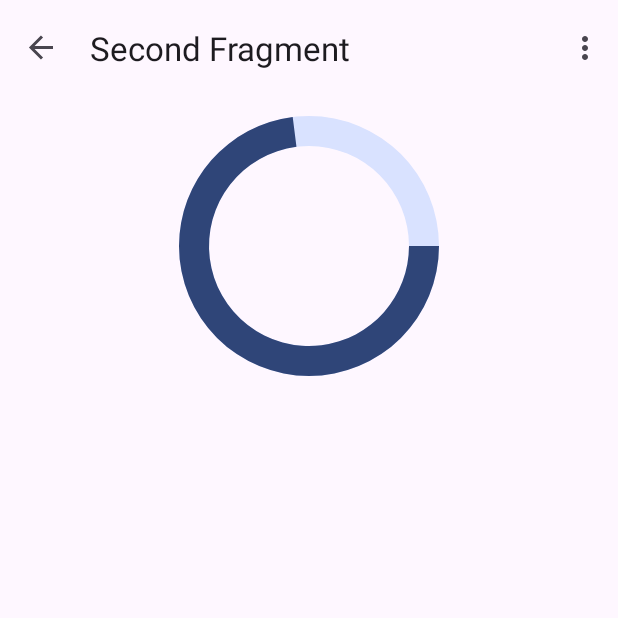
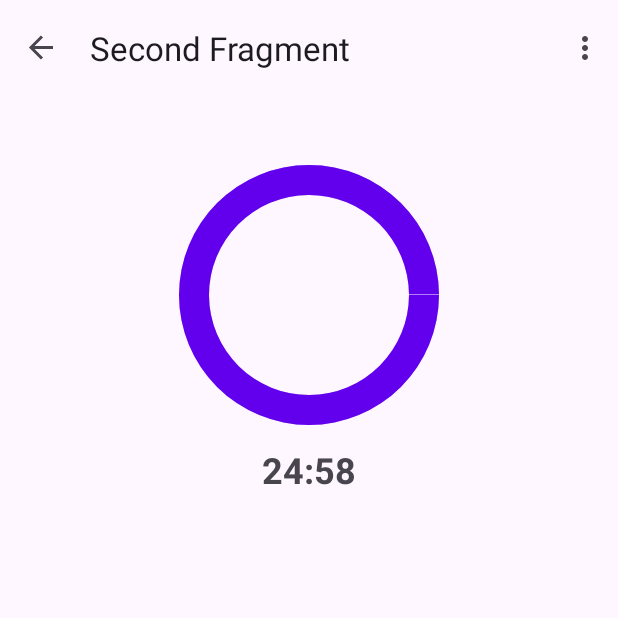
Before and after one commit to Tayeb-shahbakhsh/diligence, an Android app: the PromodoFragment screen opened through its navigation route, on a phone screen of 412 x 824 dp, the top half of it. Run offline under Robolectric (Android 15) with nearby library versions, the phone set to English and light mode, and no system bars; our stand-ins replace navigation-ui; 1 statement that could not run was skipped.

Commit message:
progress var and text view count down completed

```diff
--- a/app/src/main/java/com/example/diligence/ui/promodo/PromodoFragment.kt
+++ b/app/src/main/java/com/example/diligence/ui/promodo/PromodoFragment.kt
@@ -1,17 +1,22 @@
 package com.example.diligence.ui.promodo
 
+import android.animation.ObjectAnimator
+import android.annotation.SuppressLint
 import android.os.Bundle
-import androidx.fragment.app.Fragment
+import android.os.CountDownTimer
 import android.view.LayoutInflater
 import android.view.View
 import android.view.ViewGroup
-import androidx.navigation.fragment.findNavController
+import androidx.fragment.app.Fragment
 import com.example.diligence.databinding.FragmentPromodoBinding
+import com.google.android.material.snackbar.Snackbar
+import java.text.DecimalFormat
+import java.text.NumberFormat
 
 class PromodoFragment : Fragment() {
 
     private var _binding: FragmentPromodoBinding? = null
-
+    private lateinit var timer: CountDownTimer
     // This property is only valid between onCreateView and
     // onDestroyView.
     private val binding get() = _binding!!
@@ -26,16 +31,36 @@ class PromodoFragment : Fragment() {
 
     }
 
+    @SuppressLint("SetTextI18n")
     override fun onViewCreated(view: View, savedInstanceState: Bundle?) {
         super.onViewCreated(view, savedInstanceState)
 
 //        binding.buttonSecond.setOnClickListener {
 //            findNavController().navigate(R.id.action_SecondFragment_to_FirstFragment)
 //        }
+
+        binding.progressBar.max = 100000
+
+         timer = object : CountDownTimer(60000*25, 1000) {
+            override fun onTick(millisUntilFinished: Long) {
+                // Used for formatting digit to be in 2 digits only
+                val f: NumberFormat = DecimalFormat("00")
+                val min = millisUntilFinished / 60000 % 60
+                val sec = millisUntilFinished / 1000 % 60
+                binding.progressBar.progress = ((millisUntilFinished / 1500) * 100) .toInt()
+                progressValue = ((millisUntilFinished / 1500) * 100) .toInt()
+                binding.countDownTextView.text = "$min:$sec"
+            }
+            override fun onFinish() {
+                binding.countDownTextView.text = "fininshed"
+            }
+        }
+        timer.start()
     }
-
     override fun onDestroyView() {
         super.onDestroyView()
+        timer.cancel()
         _binding = null
+
     }
 }
--- a/app/src/main/res/drawable/custom_progress.xml
+++ b/app/src/main/res/drawable/custom_progress.xml
@@ -2,13 +2,13 @@
 <layer-list xmlns:android="http://schemas.android.com/apk/res/android">
     <item android:id="@+id/backgrounf">
         <shape android:shape="ring" android:thickness="20dp" android:useLevel="false">
-        <solid android:color="@color/material_dynamic_primary90"/>
+        <solid android:color="#546200EE"/>
         </shape>
     </item>
 
     <item android:id="@+id/progress">
         <shape android:shape="ring" android:thickness="20dp" android:useLevel="true">
-            <solid android:color="@color/material_dynamic_primary30"/>
+            <solid android:color="@color/design_default_color_primary"/>
         </shape>
     </item>
 </layer-list>
--- a/app/src/main/res/layout/fragment_promodo.xml
+++ b/app/src/main/res/layout/fragment_promodo.xml
@@ -11,6 +11,7 @@
        android:layout_height="match_parent">
 
       <ProgressBar
+          android:id="@+id/progress_bar"
           android:layout_width="200dp"
           android:layout_height="200dp"
           android:indeterminateOnly="false"
@@ -21,5 +22,17 @@
           app:layout_constraintTop_toTopOf="parent"
           android:progress="73"/>
 
+      <TextView
+          android:id="@+id/countDown_textView"
+          android:layout_width="match_parent"
+          android:layout_height="wrap_content"
+          android:text="25:00"
+          android:textAlignment="center"
+          app:layout_constraintEnd_toEndOf="parent"
+          app:layout_constraintStart_toStartOf="parent"
+          app:layout_constraintTop_toBottomOf="@id/progress_bar"
+          android:textSize="24sp"
+          android:textStyle="bold"
+          android:layout_marginBottom="16dp"/>
    </androidx.constraintlayout.widget.ConstraintLayout>
 </androidx.core.widget.NestedScrollView>
```
